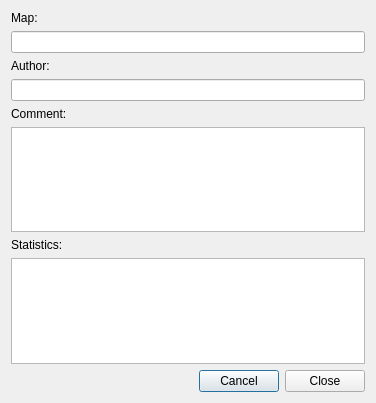
insilmaril/vym, file extrainfodialog.ui: the form before one commit.
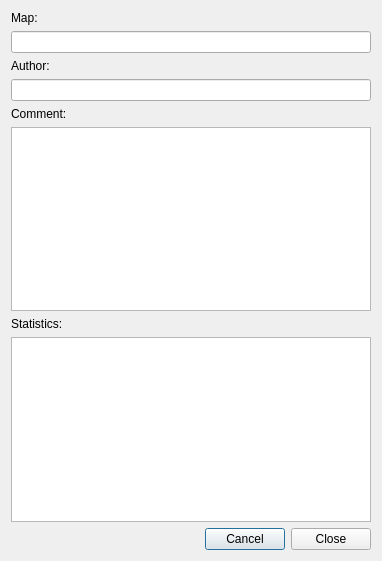
The form after the commit.

The edit to the form file:
```diff
--- a/extrainfodialog.ui
+++ b/extrainfodialog.ui
@@ -7,8 +7,8 @@
    <rect>
     <x>0</x>
     <y>0</y>
-    <width>376</width>
-    <height>403</height>
+    <width>382</width>
+    <height>561</height>
    </rect>
   </property>
   <property name="windowTitle">
```
